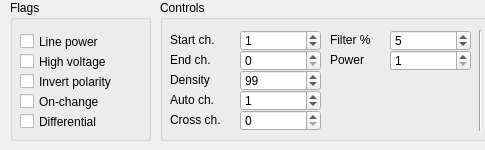
Old version of the form line.ui in the repository ahp-electronics/xc-gui; both pictures show x 0 to 485 and y 0 to 150 of the 1398 by 150 pixel window.
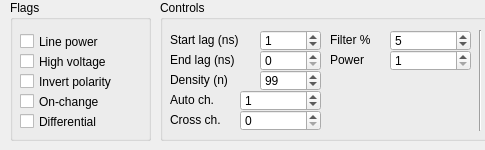
New version of the form.

Diff of the .ui file:
```diff
--- a/line.ui
+++ b/line.ui
@@ -338,9 +338,9 @@
    <widget class="QSpinBox" name="StartChannel">
     <property name="geometry">
      <rect>
-      <x>80</x>
+      <x>100</x>
       <y>30</y>
-      <width>81</width>
+      <width>61</width>
       <height>21</height>
      </rect>
     </property>
@@ -353,12 +353,12 @@
      <rect>
       <x>10</x>
       <y>30</y>
-      <width>61</width>
+      <width>91</width>
       <height>20</height>
      </rect>
     </property>
     <property name="text">
-     <string>Start ch.</string>
+     <string>Start lag (ns)</string>
     </property>
    </widget>
    <widget class="QLabel" name="label_8">
@@ -366,20 +366,20 @@
      <rect>
       <x>10</x>
       <y>50</y>
-      <width>61</width>
+      <width>81</width>
       <height>20</height>
      </rect>
     </property>
     <property name="text">
-     <string>End ch.</string>
+     <string>End lag (ns)</string>
     </property>
    </widget>
    <widget class="QSpinBox" name="EndChannel">
     <property name="geometry">
      <rect>
-      <x>80</x>
+      <x>100</x>
       <y>50</y>
-      <width>81</width>
+      <width>61</width>
       <height>21</height>
      </rect>
     </property>
@@ -403,9 +403,9 @@
    <widget class="QSpinBox" name="Resolution">
     <property name="geometry">
      <rect>
-      <x>80</x>
+      <x>100</x>
       <y>70</y>
-      <width>81</width>
+      <width>61</width>
       <height>21</height>
      </rect>
     </property>
@@ -424,12 +424,12 @@
      <rect>
       <x>10</x>
       <y>70</y>
-      <width>61</width>
+      <width>91</width>
       <height>20</height>
      </rect>
     </property>
     <property name="text">
-     <string>Density</string>
+     <string>Density (n)</string>
     </property>
    </widget>
    <widget class="Line" name="line_2">
```
